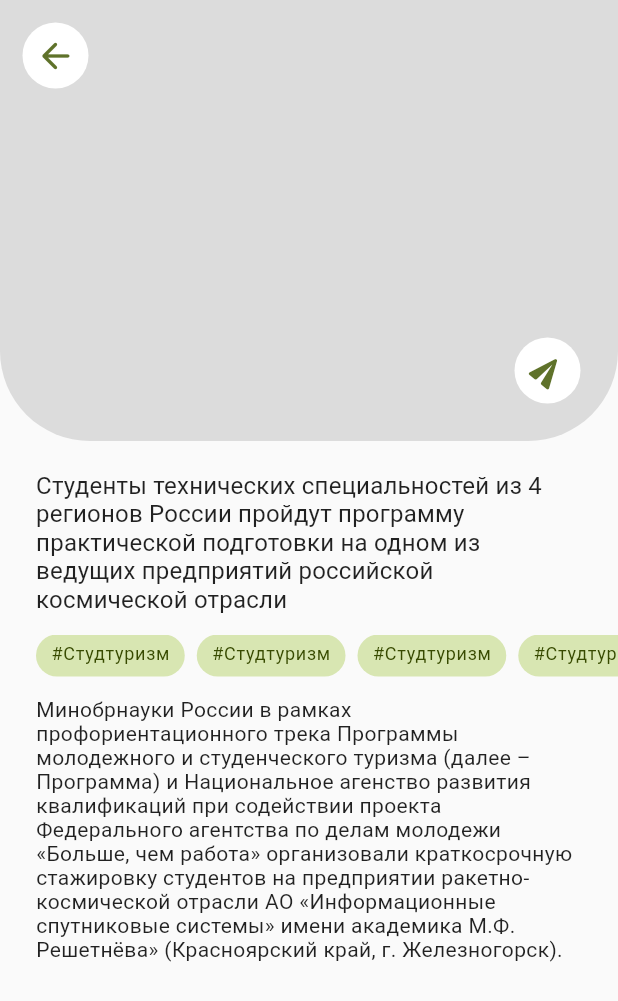
After one commit to Happy2505/youth_tourism_ayva, a Flutter app: the MainScreenWidget screen opened directly, scrolled down 157 dp, after a tap on "Стартовал Международный трек Программы С", on a phone screen of 412 x 824 dp. The commit adds this screen. Shown: the top 1001 px of the screen. Run offline on Flutter 3.47's test engine with Material 2 defaults, Android fonts, the light colour scheme and no system bars; our stand-ins replace cached_network_image, carousel_slider, flutter_svg, smooth_page_indicator; network calls fail.

Commit message:
add news screen

```diff
--- a/lib/Theme/app_color.dart
+++ b/lib/Theme/app_color.dart
@@ -3,7 +3,7 @@ abstract class AppColors{
   static const colorTextInTextField = Color.fromARGB(255, 96, 96, 96);
   static const mainBack = Color.fromARGB(255, 237, 237, 237);
   static const secondTextColor = Color.fromARGB(255, 154, 154, 157);
-  static const BlueTextColor = Color.fromARGB(255, 7, 202, 193);
+  static const GreenColor = Color.fromARGB(255, 100, 121, 14);
   static const MainButtonColor = Color.fromARGB(255, 245, 140, 16);
 
 // static const mainRed = Color.fromARGB(255, 255, 75, 58);
--- a/lib/auth_screen/login_screen/login_widget.dart
+++ b/lib/auth_screen/login_screen/login_widget.dart
@@ -1,6 +1,7 @@
 import 'package:flutter/cupertino.dart';
 import 'package:flutter/material.dart';
 
+import '../../main_screen/main_widget.dart';
 import '../password_recovery_screen/password_recovery_widget.dart';
 import '../personal_information/personal_lnformation_widget.dart';
 import '../../Theme/app_color.dart';
@@ -118,7 +119,10 @@ class LoginWidget extends StatelessWidget {
               ),
             ),
             ElevatedButton(
-              onPressed: () {},
+              onPressed: () {
+                Navigator.of(context).push(CupertinoPageRoute(
+                    builder: (context) => MainScreenWidget()));
+              },
               style: ButtonStyle(
                   shape: MaterialStateProperty.all<RoundedRectangleBorder>(
                       RoundedRectangleBorder(
--- /dev/null
+++ b/lib/home_screen/desc_news_screen/desc_news_widget.dart
@@ -0,0 +1,284 @@
+import 'package:flutter/cupertino.dart';
+import 'package:flutter/material.dart';
+
+import '../../Theme/app_color.dart';
+
+class DescNewsWidget extends StatelessWidget {
+  const DescNewsWidget({Key? key}) : super(key: key);
+
+  @override
+  Widget build(BuildContext context) {
+    var heightEvents = MediaQuery.of(context).size.height - 530;
+    if (heightEvents < 200) heightEvents = 200;
+    return SafeArea(
+        child: Scaffold(
+      body: ListView(
+        physics: const BouncingScrollPhysics(),
+        children: [
+          Container(
+            height: heightEvents,
+            width: MediaQuery.of(context).size.width,
+            decoration: const BoxDecoration(
+                color: Colors.black12,
+                borderRadius: BorderRadius.only(
+                    bottomLeft: Radius.circular(60),
+                    bottomRight: Radius.circular(60))),
+            child: Stack(
+              children: [
+                Positioned(
+                  top: 15,
+                  left: 15,
+                  child: CircleAvatar(
+                    radius: 22,
+                    backgroundColor: Colors.white,
+                    child: IconButton(
+                        onPressed: () {
+                          Navigator.of(context).pop();
+                        },
+                        icon: const Icon(
+                          Icons.arrow_back_rounded,
+                          size: 28,
+                          color: Color.fromARGB(255, 95, 114, 42),
+                        )),
+                  ),
+                ),
+                Positioned(
+                  bottom: 25,
+                  right: 25,
+                  child: InkWell(
+                    onTap: () {},
+                    child: CircleAvatar(
+                      backgroundColor: Colors.white,
+                      radius: 22,
+                      child: Transform.rotate(
+                          angle: 5.4,
+                          child: IconButton(
+                            icon: Icon(
+                              Icons.send_rounded,
+                              size: 24,
+                              color: Color.fromARGB(255, 95, 114, 42),
+                            ),
+                            onPressed: () => buildConfirmDialog(context),
+                          )),
+                    ),
+                  ),
+                )
+              ],
+            ),
+          ),
+          SizedBox(height: 20),
+          Padding(
+              padding: EdgeInsets.symmetric(horizontal: 24),
+              child: Column(children: [
+                Text(
+                  'Студенты технических специальностей из 4 регионов России пройдут программу практической подготовки на одном из ведущих предприятий российской космической отрасли',
+                  style: TextStyle(
+                      fontWeight: FontWeight.w500,
+                      fontSize: 16,
+                      letterSpacing: 0.15),
+                ),
+                SizedBox(height: 14),
+              ])),
+          SizedBox(
+            height: 28,
+            child: ListView.builder(
+                physics: const BouncingScrollPhysics(),
+                scrollDirection: Axis.horizontal,
+                padding: EdgeInsets.only(left: 24),
+                itemCount: 13,
+                itemBuilder: (BuildContext context, int index) {
+                  return Container(
+                    padding: EdgeInsets.symmetric(horizontal: 10, vertical: 6),
+                    margin: EdgeInsets.only(right: 8),
+                    decoration: BoxDecoration(
+                        color: Color.fromARGB(90, 154, 192, 46),
+                        borderRadius: BorderRadius.circular(15)),
+                    child: Text(
+                      "#Студтуризм",
+                      style: TextStyle(
+                          fontSize: 12,
+                          color: Color.fromARGB(255, 55, 74, 0),
+                          fontWeight: FontWeight.w500,
+                          letterSpacing: 0.5),
+                    ),
+                  );
+                }),
+          ),
+          SizedBox(height: 14),
+          Padding(
+              padding: EdgeInsets.symmetric(horizontal: 24),
+              child: Column(children: [
+                Text(
+                  'Минобрнауки России в рамках профориентационного трека Программы молодежного и студенческого туризма (далее – Программа) и Национальное агенство развития квалификаций при содействии проекта Федерального агентства по делам молодежи «Больше, чем работа» организовали краткосрочную стажировку студентов на предприятии ракетно-космической отрасли АО «Информационные спутниковые системы» имени академика М.Ф. Решетнёва» (Красноярский край, г. Железногорск).',
+                  style: TextStyle(
+                      fontWeight: FontWeight.w400,
+                      fontSize: 14,
+                      letterSpacing: 0.25),
+                ),
+                SizedBox(height: 14),
+              ])),
+        ],
+      ),
+    ));
+  }
+
+  void buildConfirmDialog(BuildContext context) {
+    showDialog(
+        context: context,
+        builder: (context) {
+          return Padding(
+            padding: const EdgeInsets.symmetric(horizontal: 24.0),
+            child: Align(
+                alignment: Alignment.bottomCenter,
+                child: Container(
+                  width: double.infinity,
+                  decoration: BoxDecoration(
+                      color: Colors.white,
+                      boxShadow: [
+                        BoxShadow(
+                          color: Color.fromARGB(100, 0, 0, 0),
+                          blurRadius: 40,
+                        ),
+                      ],
+                      borderRadius: BorderRadius.only(
+                          topLeft: Radius.circular(32.0),
+                          topRight: Radius.circular(32.0))),
+                  child: Column(
+                    mainAxisSize: MainAxisSize.min,
+                    mainAxisAlignment: MainAxisAlignment.center,
+                    children: <Widget>[
+                      Padding(
+                        padding: const EdgeInsets.symmetric(horizontal: 80.0, vertical: 16),
+                        child: Container(
+                          height: 4,
+                          width: 32,
+                          decoration: BoxDecoration(
+                              color: Color.fromARGB(255, 129, 129, 129),
+                              borderRadius: BorderRadius.circular(60)),
+                        ),
+                      ),
+                      Padding(
+                        padding: const EdgeInsets.symmetric(horizontal: 80),
+                        child: Material(
+                            child: Text("Поделиться новостью",
+                                style: TextStyle(
+                                    fontSize: 14.0,
+                                    fontWeight: FontWeight.w500,
+                                    color: Colors.black))),
+                      ),
+                      Padding(
+                        padding: const EdgeInsets.symmetric(horizontal: 80, vertical: 20),
+                        child: Row(
+                          mainAxisAlignment: MainAxisAlignment.spaceEvenly,
+                          children: [
+                            Container(
+                              height: 48,
+                              width: 48,
+                              decoration:
+                              BoxDecoration(
+                                  borderRadius: BorderRadius.circular(180),
+                                  color: Color.fromARGB(255, 0, 119, 255)
+                              ),
+                              child: Image.asset('assets/vk.png'),
+                            ),
+                          ],
+                        ),
+                      ),
+                      SizedBox(height: 25)
+                    ],
+                  ),
+                )),
+          );
+        });
+  }
+  Route _createRoute() {
+    return PageRouteBuilder(
+      pageBuilder: (context, animation, secondaryAnimation) =>
+      const qwe(),
+      transitionsBuilder: (context, animation, secondaryAnimation, child) {
+        const begin = Offset(0.0, 1);
+        const end = Offset(0.0, 0.0);
+        const curve = Curves.ease;
+
+        var tween =
+        Tween(begin: begin, end: end).chain(CurveTween(curve: curve));
+
+        return SlideTransition(
+          position: animation.drive(tween),
+          child: child,
+        );
+      },
+    );
+  }
+}
+
+
+class qwe extends StatelessWidget {
+  const qwe({Key? key}) : super(key: key);
+
+  @override
+  Widget build(BuildContext context) {
+    return Padding(
+      padding: const EdgeInsets.symmetric(horizontal: 24.0),
+      child: Align(
+          alignment: Alignment.bottomCenter,
+          child: Container(
+            width: double.infinity,
+            decoration: BoxDecoration(
+                color: Colors.white,
+                boxShadow: [
+                  BoxShadow(
+                    color: Color.fromARGB(100, 0, 0, 0),
+                    blurRadius: 40,
+                  ),
+                ],
+                borderRadius: BorderRadius.only(
+                    topLeft: Radius.circular(32.0),
+                    topRight: Radius.circular(32.0))),
+            child: Column(
+              mainAxisSize: MainAxisSize.min,
+              mainAxisAlignment: MainAxisAlignment.center,
+              children: <Widget>[
+                Padding(
+                  padding: const EdgeInsets.symmetric(horizontal: 80.0, vertical: 16),
+                  child: Container(
+                    height: 4,
+                    width: 32,
+                    decoration: BoxDecoration(
+                        color: Color.fromARGB(255, 129, 129, 129),
+                        borderRadius: BorderRadius.circular(60)),
+                  ),
+                ),
+                Padding(
+                  padding: const EdgeInsets.symmetric(horizontal: 80),
+                  child: Material(
+                      child: Text("Поделиться новостью",
+                          style: TextStyle(
+                              fontSize: 14.0,
+                              fontWeight: FontWeight.w500,
+                              color: Colors.black))),
+                ),
+                Padding(
+                  padding: const EdgeInsets.symmetric(horizontal: 80, vertical: 20),
+                  child: Row(
+                    mainAxisAlignment: MainAxisAlignment.spaceEvenly,
+                    children: [
+                      CircleAvatar(
+                        backgroundColor: Color.fromARGB(255, 217, 217, 217),
+                      ),
+                      CircleAvatar(
+                        backgroundColor: Color.fromARGB(255, 217, 217, 217),
+                      ),
+                      CircleAvatar(
+                        backgroundColor: Color.fromARGB(255, 217, 217, 217),
+                      )
+                    ],
+                  ),
+                ),
+                SizedBox(height: 25)
+              ],
+            ),
+          )),
+    );
+  }
+}
--- /dev/null
+++ b/lib/home_screen/home_widget.dart
@@ -0,0 +1,244 @@
+import 'package:flutter/cupertino.dart';
+import 'package:flutter/material.dart';
+import 'package:carousel_slider/carousel_slider.dart';
+import 'package:smooth_page_indicator/smooth_page_indicator.dart';
+import '../../Theme/app_color.dart';
+import 'package:cached_network_image/cached_network_image.dart';
+
+import 'desc_news_screen/desc_news_widget.dart';
+
+class HomeWidget extends StatefulWidget {
+  const HomeWidget({Key? key}) : super(key: key);
+
+  @override
+  State<HomeWidget> createState() => _HomeWidgetState();
+}
+
+class _HomeWidgetState extends State<HomeWidget> {
+  int activeIndex = 0;
+
+  @override
+  Widget build(BuildContext context) {
+    return SafeArea(
+        child: Scaffold(
+      backgroundColor: AppColors.GreenColor,
+      body: ListView(
+        physics: const BouncingScrollPhysics(),
+        children: [
+          Padding(
+            padding: EdgeInsets.symmetric(horizontal: 8, vertical: 10),
+            child: Stack(
+              children: [
+                const Align(
+                    alignment: Alignment.topCenter,
+                    child: Text(
+                      'Главная',
+                      style: TextStyle(
+                          height: 1.8, fontSize: 22, color: Colors.white),
+                    )),
+              ],
+            ),
+          ),
+          const SizedBox(height: 24),
+          Align(
+              alignment: Alignment.bottomCenter,
+              child: Container(
+                width: MediaQuery.of(context).size.width,
+                decoration: const BoxDecoration(
+                    color: Colors.white,
+                    borderRadius: BorderRadius.only(
+                        topLeft: Radius.circular(50),
+                        topRight: Radius.circular(50))),
+                child: Padding(
+                  padding: const EdgeInsets.symmetric(
+                      horizontal: 24.0, vertical: 25),
+                  child: Column(
+                    crossAxisAlignment: CrossAxisAlignment.start,
+                    children: [
+                      const Text(
+                        'Рекомендуем',
+                        style: TextStyle(
+                            fontSize: 16, fontWeight: FontWeight.w500, color: Color.fromARGB(255, 55, 74, 0)),
+                      ),
+                      const SizedBox(height: 15),
+                      Column(
+                        children: [
+                          CarouselSlider.builder(
+                              itemCount: 3,
+                              options: CarouselOptions(
+                                  height: 173,
+                                  viewportFraction: 1,
+                                  onPageChanged: (index, reason) {
+                                    setState(() {
+                                      activeIndex = index;
+                                    });
+                                  }),
+                              itemBuilder: (context, index, realIndex) {
+                                return buildCardPromo(index);
+                              }),
+                          const SizedBox(height: 15),
+                          buildIndicator()
+                        ],
+                      ),
+                      const SizedBox(height: 15),
+                      const Text('Новости',
+                          style: TextStyle(
+                              fontSize: 16, fontWeight: FontWeight.w500)),
+                      ListView.separated(
+                        physics: const NeverScrollableScrollPhysics(),
+                        shrinkWrap: true,
+                        padding: const EdgeInsets.only(top: 10),
+                        itemCount: 5,
+                        itemBuilder: (BuildContext context, int index) {
+                          return InkWell(
+                            onTap: () {
+                              Navigator.of(context).push(CupertinoPageRoute(
+                                  builder: (context) =>
+                                      const DescNewsWidget()));
+                            },
+                            child: Row(
+                              // mainAxisAlignment: MainAxisAlignment.spaceBetween,
+                              children: [
+                                Container(
+                                  decoration: BoxDecoration(
+                                      borderRadius: BorderRadius.circular(12)),
+                                  child: Image.asset(
+                                    'assets/1.png',
+                                    width: 80,
+                                    height: 80,
+                                    fit: BoxFit.fill,
+                                  ),
+                                ),
+                                const SizedBox(width: 10),
+                                Expanded(
+                                  flex: 1,
+                                  child: Column(
+                                    crossAxisAlignment:
+                                        CrossAxisAlignment.start,
+                                    children: [
+                                      const Padding(
+                                        padding:
+                                            EdgeInsets.only(left: 5.0, top: 10),
+                                        child: Text(
+                                            'Стартовал Международный трек Программы Студтуризм',
+                                            style: TextStyle(
+                                                fontWeight: FontWeight.w400,
+                                                letterSpacing: 0.25)),
+                                      ),
+                                      const SizedBox(height: 10),
+                                      SizedBox(
+                                        height: 40,
+                                        child: TextButton(
+                                            onPressed: null,
+                                            child: Row(
+                                              children: [
+                                                const Text(
+                                                  'Подробнее',
+                                                  style: TextStyle(
+                                                      fontSize: 11,
+                                                      fontWeight:
+                                                          FontWeight.w500),
+                                                ),
+                                                const SizedBox(width: 4),
+                                                const Icon(
+                                                  Icons.arrow_forward_ios,
+                                                  size: 13,
+                                                )
+                                              ],
+                                            )),
+                                      )
+                                    ],
+                                  ),
+                                ),
+                              ],
+                            ),
+                          );
+                        },
+                        separatorBuilder: (BuildContext context, int index) {
+                          return const SizedBox(height: 14);
+                        },
+                      ),
+                    ],
+                  ),
+                ),
+              ))
+        ],
+      ),
+    ));
+  }
+
+  Widget buildCardPromo(int index) {
+    return SizedBox(
+        height: 173,
+        child: Stack(
+          children: [
+            SizedBox(
+              width: double.infinity,
+              child: CachedNetworkImage(
+                imageUrl:
+                    "https://cdnn21.img.ria.ru/images/156087/28/1560872802_0:778:1536:1642_600x0_80_0_0_606c2d47b6d37951adc9eaf750de22f0.jpg",
+                imageBuilder: (context, imageProvider) =>
+                    Container(
+                        decoration: BoxDecoration(
+                            color: Colors.black,
+                            borderRadius: BorderRadius.circular(30)),
+                      child: Image(image: imageProvider,fit: BoxFit.cover,),
+                    ),
+                placeholder: (context, url) =>
+                    Image.asset('assets/1.png', fit: BoxFit.cover),
+                errorWidget: (context, url, error) =>
+                    Image.asset('assets/1.png', fit: BoxFit.cover),
+              ),
+            ),
+            Positioned(
+                left: 0,
+                bottom: 0,
+                child: Container(
+                  padding: const EdgeInsets.only(left: 12, top: 12, right: 15),
+                  height: 80,
+                  width: MediaQuery.of(context).size.width,
+                  decoration: const BoxDecoration(
+                      gradient: LinearGradient(
+                    begin: Alignment.topCenter,
+                    end: Alignment.bottomCenter,
+                    colors: [
+                      Color.fromARGB(0, 0, 0, 0),
+                      Color.fromARGB(80, 0, 0, 0),
+                      Color.fromARGB(180, 0, 0, 0),
+                    ],
+                  )),
+                  // color: const Color.fromARGB(90, 0, 0, 0),
+                  child: Column(
+                    crossAxisAlignment: CrossAxisAlignment.start,
+                    children: [
+                      const Text(
+                        "Жемчужина Сибири или Галапагосские острова Россиии",
+                        maxLines: 2,
+                        overflow: TextOverflow.ellipsis,
+                        style: TextStyle(
+                            fontWeight: FontWeight.w500,
+                            color: Colors.white,
+                            fontSize: 16,
+                            height: 1.5,
+                            letterSpacing: 0.15),
+                      ),
+                    ],
+                  ),
+                )),
+          ],
+        ));
+  }
+
+  Widget buildIndicator() {
+    return AnimatedSmoothIndicator(
+      count: 3,
+      activeIndex: activeIndex,
+      effect: const WormEffect(
+        dotColor: Color.fromARGB(76, 153, 162, 173),
+        activeDotColor: Color.fromARGB(255, 153, 162, 173),
+        dotWidth: 7,
+        dotHeight: 7,
+      ),
+    );
+  }
+}
--- /dev/null
+++ b/lib/main_screen/main_widget.dart
@@ -0,0 +1,67 @@
+import 'package:flutter/material.dart';
+
+import '../Theme/app_color.dart';
+import '../home_screen/home_widget.dart';
+
+class MainScreenWidget extends StatefulWidget {
+  MainScreenWidget({Key? key}) : super(key: key);
+
+  @override
+  State<MainScreenWidget> createState() => _MainScreenWidgetState();
+}
+
+class _MainScreenWidgetState extends State<MainScreenWidget> {
+  int _selectedIndex = 0;
+  static final List<Widget> _widgetOptions = <Widget>[
+    HomeWidget(),
+
+  ];
+
+  void _onItemTapped(int index) {
+    setState(() {
+      _selectedIndex = index;
+    });
+  }
+
+  @override
+  Widget build(BuildContext context) {
+    return SafeArea(
+        child: Scaffold(
+          bottomNavigationBar: BottomNavigationBar(
+            items: const [
+              BottomNavigationBarItem(
+                  icon: Icon(Icons.home_outlined, size: 28), label: 'Главная'),
+              BottomNavigationBarItem(
+                  icon: Icon(Icons.location_on_outlined, size: 28), label: 'Проживание'),
+              BottomNavigationBarItem(
+                  icon: Icon(Icons.note, size: 28), label: 'События'),
+              BottomNavigationBarItem(
+                  icon: Icon(Icons.person, size: 28), label: 'Профиль'),
+            ],
+            selectedItemColor: Color.fromARGB(255, 55, 74, 0),
+            // backgroundColor: const Color.fromARGB(255, 237, 237, 237),
+            unselectedItemColor: const Color.fromARGB(255, 153, 153, 153),
+            elevation: 10,
+            // selectedIconTheme: const IconThemeData(
+            //   shadows: [
+            //     BoxShadow(
+            //       color: Colors.black,
+            //       blurRadius: 50,
+            //     ),
+            //   ],
+            // ),
+            // showSelectedLabels: false,
+            // showUnselectedLabels: false,
+            type: BottomNavigationBarType.fixed,
+            currentIndex: _selectedIndex,
+            onTap: _onItemTapped,
+          ),
+          body: Stack(
+            children: [
+              _widgetOptions.elementAt(_selectedIndex),
+            ],
+          ),
+        )
+    );
+  }
+}
--- a/pubspec.yaml
+++ b/pubspec.yaml
@@ -32,6 +32,9 @@ dependencies:
   flutter:
     sdk: flutter
   flutter_svg: 1.1.6
+  carousel_slider: ^4.1.1
+  smooth_page_indicator: ^1.0.0+2
+  cached_network_image: ^3.2.2
 
 
 
```
Also changed, not shown: assets/1.png (added), pubspec.lock, 1 other file.
